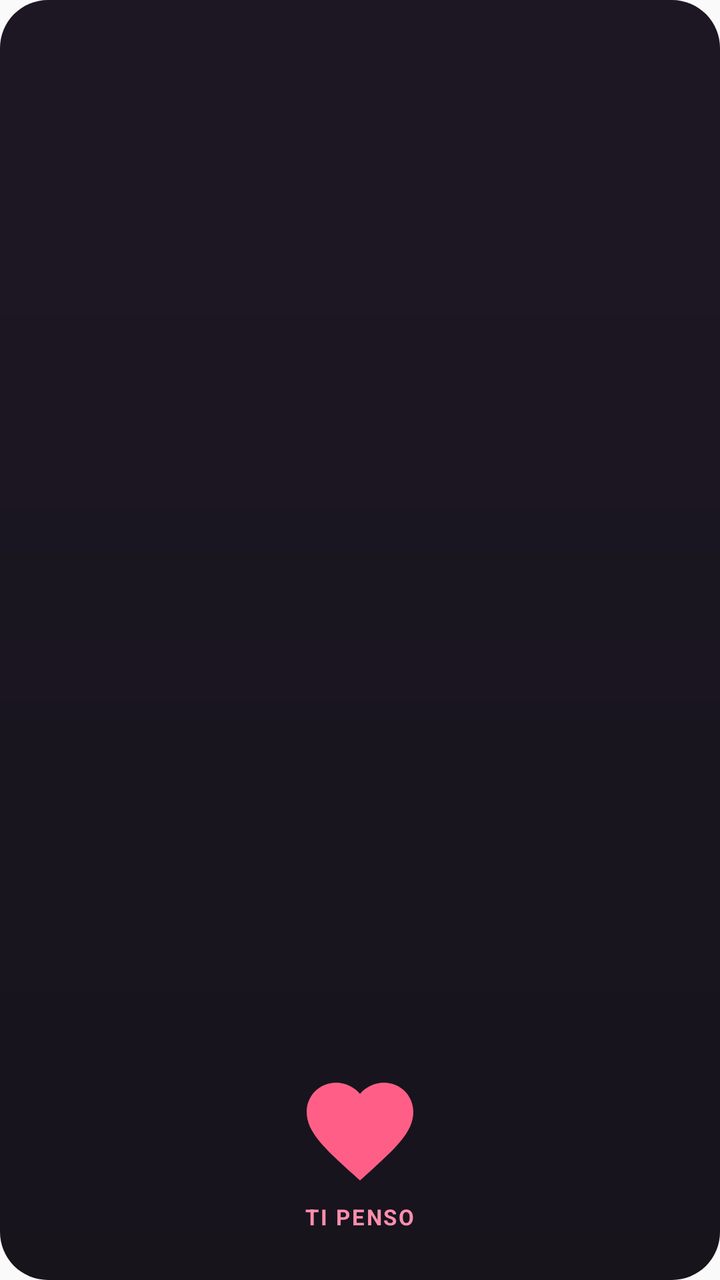
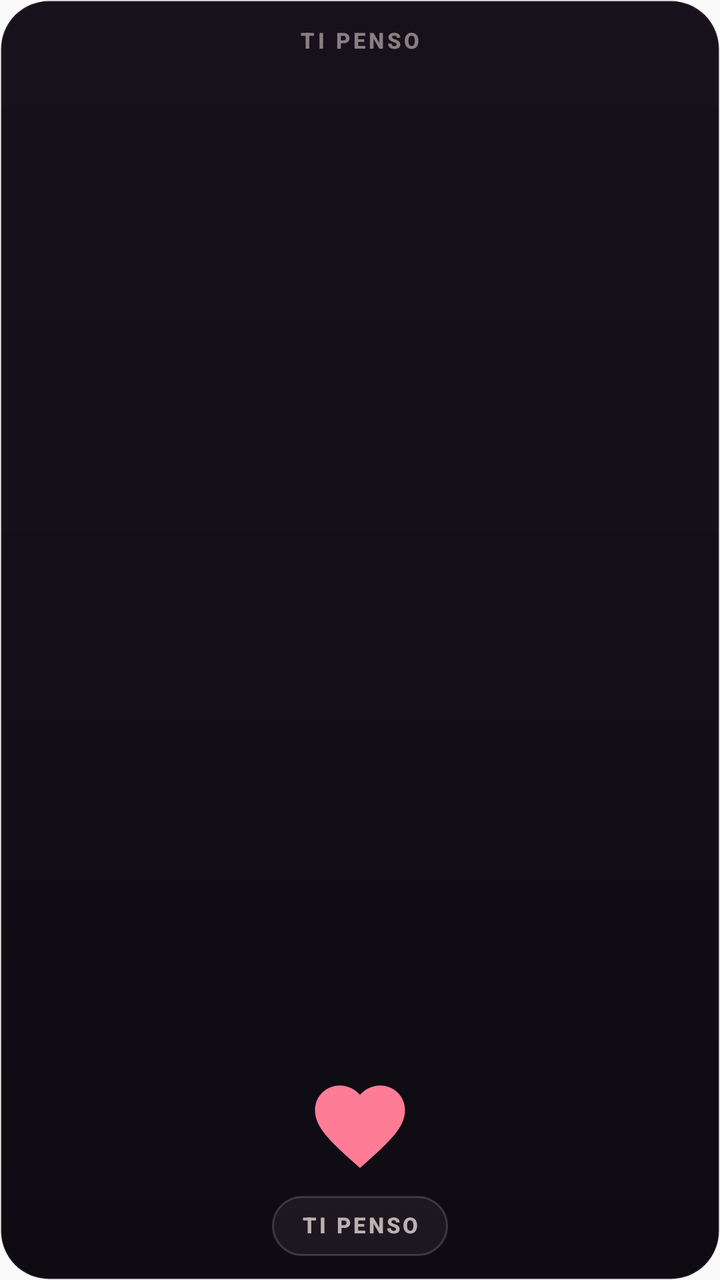

Compare the two renders of this Android layout. The source of the first and the diff that turns it into the second are given below.
<!-- AndroidManifest.xml: another module's application theme AppTheme -->
<!-- res/layout/us_widget_think.xml -->
<?xml version="1.0" encoding="utf-8"?>
<LinearLayout xmlns:android="http://schemas.android.com/apk/res/android"
    android:id="@+id/us_widget_root"
    android:layout_width="match_parent"
    android:layout_height="match_parent"
    android:background="@drawable/us_widget_background"
    android:gravity="center_horizontal"
    android:orientation="vertical"
    android:padding="10dp">

    <TextView
        android:id="@+id/us_widget_message"
        android:layout_width="match_parent"
        android:layout_height="0dp"
        android:layout_weight="1"
        android:gravity="center"
        android:includeFontPadding="false"
        android:lineSpacingExtra="1dp"
        android:maxLines="2"
        android:textColor="@color/us_widget_text"
        android:textSize="15sp"
        android:textStyle="bold" />

    <FrameLayout
        android:layout_width="72dp"
        android:layout_height="72dp"
        android:layout_marginTop="2dp"
        android:foregroundGravity="center">

        <ImageView
            android:id="@+id/us_widget_heart"
            android:layout_width="64dp"
            android:layout_height="64dp"
            android:layout_gravity="center"
            android:contentDescription="@string/us_widget_send"
            android:scaleType="centerInside"
            android:src="@drawable/us_widget_heart" />

        <ImageView
            android:id="@+id/us_widget_heart_pulse"
            android:layout_width="72dp"
            android:layout_height="72dp"
            android:layout_gravity="center"
            android:contentDescription="@string/us_widget_send"
            android:scaleType="centerInside"
            android:src="@drawable/us_widget_heart"
            android:visibility="gone" />
    </FrameLayout>

    <TextView
        android:id="@+id/us_widget_cta"
        android:layout_width="wrap_content"
        android:layout_height="wrap_content"
        android:layout_marginTop="1dp"
        android:includeFontPadding="false"
        android:letterSpacing="0.08"
        android:text="@string/us_widget_cta"
        android:textAllCaps="true"
        android:textColor="@color/us_widget_accent"
        android:textSize="11sp"
        android:textStyle="bold" />
    <TextView
        android:id="@+id/us_widget_count_24h"
        android:layout_width="wrap_content"
        android:layout_height="wrap_content"
        android:layout_marginTop="3dp"
        android:gravity="center"
        android:includeFontPadding="false"
        android:maxLines="1"
        android:textColor="@color/us_widget_muted"
        android:textSize="10sp" />
</LinearLayout>
<!-- resources referenced by this layout -->
<resources>
  <color name="us_widget_accent">#FF8EAD</color>
  <color name="us_widget_muted">#B9ADB9</color>
  <color name="us_widget_text">#FFF8FD</color>
  <!-- drawable us_widget_background (drawable) -->
  <?xml version="1.0" encoding="utf-8"?>
  <shape xmlns:android="http://schemas.android.com/apk/res/android" android:shape="rectangle">
      <gradient
          android:angle="270"
          android:endColor="#F20A0710"
          android:startColor="#F2110B18" />
      <corners android:radius="24dp" />
  </shape>
  <!-- drawable us_widget_heart (drawable) -->
  <?xml version="1.0" encoding="utf-8"?>
  <vector xmlns:android="http://schemas.android.com/apk/res/android"
      android:width="64dp"
      android:height="64dp"
      android:viewportWidth="24"
      android:viewportHeight="24">
      <path
          android:fillColor="@color/us_widget_heart"
          android:pathData="M12,21.35L10.55,20.03C5.4,15.36 2,12.28 2,8.5C2,5.42 4.42,3 7.5,3C9.24,3 10.91,3.81 12,5.09C13.09,3.81 14.76,3 16.5,3C19.58,3 22,5.42 22,8.5C22,12.28 18.6,15.36 13.45,20.04L12,21.35Z" />
  </vector>
  <string name="us_widget_cta">Ti penso</string>
  <string name="us_widget_send">Invia Ti penso</string>
  <style name="AppTheme" parent="Theme.AppCompat.Light.DarkActionBar">
          
          <item name="colorPrimary">@color/colorPrimary</item>
          <item name="colorPrimaryDark">@color/colorPrimaryDark</item>
          <item name="colorAccent">@color/colorAccent</item>
      </style>
  <color name="us_widget_heart">#FF5F87</color>
</resources>

<!-- the commit's change to res/layout/us_widget_think.xml (unified diff, before → after) -->
@@ -6,31 +6,47 @@
     android:background="@drawable/us_widget_background"
     android:gravity="center_horizontal"
     android:orientation="vertical"
-    android:padding="10dp">
+    android:paddingStart="12dp"
+    android:paddingTop="14dp"
+    android:paddingEnd="12dp"
+    android:paddingBottom="12dp">
+
+    <TextView
+        android:id="@+id/us_widget_kicker"
+        android:layout_width="wrap_content"
+        android:layout_height="wrap_content"
+        android:fontFamily="sans-serif-medium"
+        android:includeFontPadding="false"
+        android:letterSpacing="0.14"
+        android:maxLines="1"
+        android:text="@string/us_widget_cta"
+        android:textAllCaps="true"
+        android:textColor="@color/us_widget_muted"
+        android:textSize="11sp"
+        android:textStyle="bold" />
 
     <TextView
         android:id="@+id/us_widget_message"
         android:layout_width="match_parent"
         android:layout_height="0dp"
         android:layout_weight="1"
+        android:ellipsize="end"
+        android:fontFamily="serif"
         android:gravity="center"
         android:includeFontPadding="false"
-        android:lineSpacingExtra="1dp"
+        android:lineSpacingMultiplier="1.05"
         android:maxLines="2"
         android:textColor="@color/us_widget_text"
-        android:textSize="15sp"
-        android:textStyle="bold" />
+        android:textSize="18sp" />
 
     <FrameLayout
-        android:layout_width="72dp"
-        android:layout_height="72dp"
-        android:layout_marginTop="2dp"
-        android:foregroundGravity="center">
+        android:layout_width="62dp"
+        android:layout_height="58dp">
 
         <ImageView
             android:id="@+id/us_widget_heart"
-            android:layout_width="64dp"
-            android:layout_height="64dp"
+            android:layout_width="54dp"
+            android:layout_height="54dp"
             android:layout_gravity="center"
             android:contentDescription="@string/us_widget_send"
             android:scaleType="centerInside"
@@ -38,8 +54,8 @@
 
         <ImageView
             android:id="@+id/us_widget_heart_pulse"
-            android:layout_width="72dp"
-            android:layout_height="72dp"
+            android:layout_width="62dp"
+            android:layout_height="58dp"
             android:layout_gravity="center"
             android:contentDescription="@string/us_widget_send"
             android:scaleType="centerInside"
@@ -50,23 +66,31 @@
     <TextView
         android:id="@+id/us_widget_cta"
         android:layout_width="wrap_content"
-        android:layout_height="wrap_content"
-        android:layout_marginTop="1dp"
+        android:layout_height="30dp"
+        android:layout_marginTop="6dp"
+        android:background="@drawable/us_widget_pill_dim"
+        android:fontFamily="sans-serif-medium"
+        android:gravity="center"
         android:includeFontPadding="false"
-        android:letterSpacing="0.08"
+        android:letterSpacing="0.12"
+        android:maxLines="1"
+        android:minWidth="88dp"
+        android:paddingStart="14dp"
+        android:paddingEnd="14dp"
         android:text="@string/us_widget_cta"
         android:textAllCaps="true"
-        android:textColor="@color/us_widget_accent"
+        android:textColor="@color/us_widget_text_2"
         android:textSize="11sp"
         android:textStyle="bold" />
+
+    
     <TextView
         android:id="@+id/us_widget_count_24h"
         android:layout_width="wrap_content"
         android:layout_height="wrap_content"
-        android:layout_marginTop="3dp"
-        android:gravity="center"
         android:includeFontPadding="false"
         android:maxLines="1"
         android:textColor="@color/us_widget_muted"
-        android:textSize="10sp" />
+        android:textSize="11sp"
+        android:visibility="gone" />
 </LinearLayout>
<!-- resource entries referenced after the edit -->
@@ -1,15 +1,16 @@
 <!-- resources referenced by this layout -->
 <resources>
-  <color name="us_widget_accent">#FF8EAD</color>
-  <color name="us_widget_muted">#B9ADB9</color>
-  <color name="us_widget_text">#FFF8FD</color>
+  <color name="us_widget_muted">#80F7EFE9</color>
+  <color name="us_widget_text">#FFF7EFE9</color>
+  <color name="us_widget_text_2">#B8F7EFE9</color>
   <!-- drawable us_widget_background (drawable) -->
   <?xml version="1.0" encoding="utf-8"?>
   <shape xmlns:android="http://schemas.android.com/apk/res/android" android:shape="rectangle">
       <gradient
           android:angle="270"
-          android:endColor="#F20A0710"
-          android:startColor="#F2110B18" />
+          android:endColor="#FF0F0B13"
+          android:startColor="#FF17111C" />
+      <stroke android:width="1dp" android:color="#17F7EFE9" />
       <corners android:radius="24dp" />
   </shape>
   <!-- drawable us_widget_heart (drawable) -->
@@ -23,6 +24,13 @@
           android:fillColor="@color/us_widget_heart"
           android:pathData="M12,21.35L10.55,20.03C5.4,15.36 2,12.28 2,8.5C2,5.42 4.42,3 7.5,3C9.24,3 10.91,3.81 12,5.09C13.09,3.81 14.76,3 16.5,3C19.58,3 22,5.42 22,8.5C22,12.28 18.6,15.36 13.45,20.04L12,21.35Z" />
   </vector>
+  <!-- drawable us_widget_pill_dim (drawable) -->
+  <?xml version="1.0" encoding="utf-8"?>
+  <shape xmlns:android="http://schemas.android.com/apk/res/android" android:shape="rectangle">
+      <solid android:color="#0FF7EFE9" />
+      <stroke android:width="1dp" android:color="#2BF7EFE9" />
+      <corners android:radius="15dp" />
+  </shape>
   <string name="us_widget_cta">Ti penso</string>
   <string name="us_widget_send">Invia Ti penso</string>
   <style name="AppTheme" parent="Theme.AppCompat.Light.DarkActionBar">
@@ -31,6 +39,6 @@
           <item name="colorPrimaryDark">@color/colorPrimaryDark</item>
           <item name="colorAccent">@color/colorAccent</item>
       </style>
-  <color name="us_widget_heart">#FF5F87</color>
+  <color name="us_widget_heart">#FFFF7C96</color>
 </resources>
 
